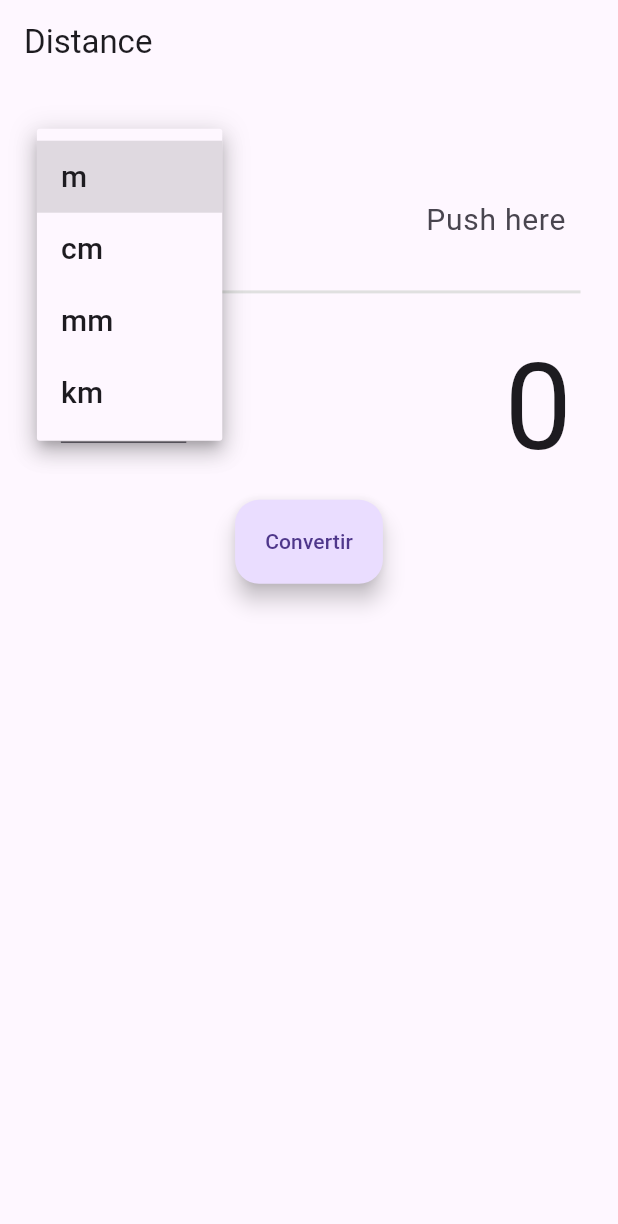
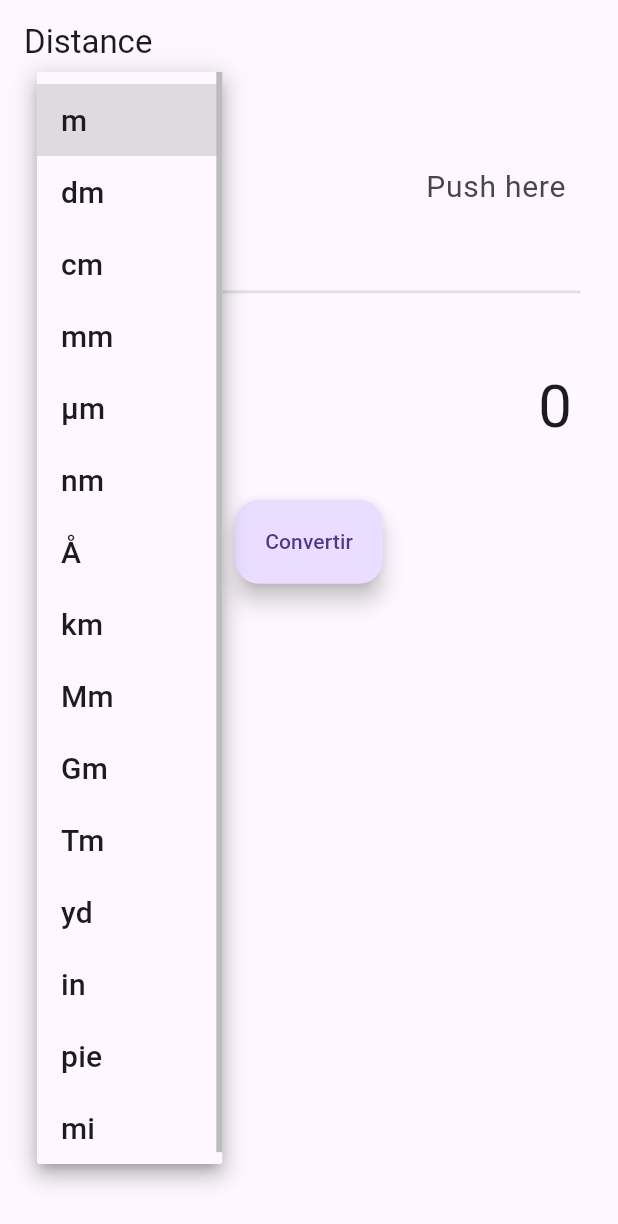
Before and after one commit to AlphaNumericUser/conversor-v1, a Flutter app: the DistanceScreen screen opened by its route, after a tap on "From", on a phone screen of 412 x 824 dp. Shown: the top 1224 px of the screen. Run offline on Flutter 3.47's test engine with Material 3 defaults, Android fonts, the light colour scheme and no system bars; our stand-ins replace flutter_riverpod, go_router, riverpod_annotation; missing offline and left inert: number_text_input_formatter; generated files the repository leaves out were written again.

Commit message:
UX/UI input finished

```diff
--- a/lib/providers/distancia_provider.dart
+++ b/lib/providers/distancia_provider.dart
@@ -1,3 +1,4 @@
+import 'package:flutter/material.dart';
 import 'package:riverpod_annotation/riverpod_annotation.dart';
 
 import '../Entities/distancia.dart';
@@ -10,9 +11,20 @@ class DistanciaProvider extends _$DistanciaProvider {
   List<Distancia> build() {
     return [
       Distancia(nombre: 'm', ratio: 1),
+      Distancia(nombre: 'dm', ratio: 10),
       Distancia(nombre: 'cm', ratio: 100),
       Distancia(nombre: 'mm', ratio: 1000),
+      Distancia(nombre: 'µm', ratio: 1000000),
+      Distancia(nombre: 'nm', ratio: 1000000000),
+      Distancia(nombre: 'Å', ratio: 10000000000),
       Distancia(nombre: 'km', ratio: 0.001),
+      Distancia(nombre: 'Mm', ratio: 0.000001),
+      Distancia(nombre: 'Gm', ratio: 0.000000001),
+      Distancia(nombre: 'Tm', ratio: 0.000000000001),
+      Distancia(nombre: 'yd', ratio: 1.09361),
+      Distancia(nombre: 'in', ratio: 39.3701),
+      Distancia(nombre: 'pie', ratio: 3.28084),
+      Distancia(nombre: 'mi', ratio: 0.000621371),
     ];
   }
 
@@ -83,3 +95,11 @@ class ValorOutput extends _$ValorOutput {
   }
 
 }
+
+@riverpod
+class DistanciaController extends _$DistanciaController {
+  @override
+  TextEditingController build() {
+    return TextEditingController();
+  }
+}
--- a/lib/providers/example_provider2.dart
+++ /dev/null
@@ -1,12 +0,0 @@
-import 'package:flutter/material.dart';
-import 'package:riverpod_annotation/riverpod_annotation.dart';
-
-part 'example_provider2.g.dart';
-
-@riverpod
-class ControllerProvider extends _$ControllerProvider {
-  @override
-  TextEditingController build() {
-    return TextEditingController();
-  }
-}
--- a/lib/providers/providers.dart
+++ b/lib/providers/providers.dart
@@ -1,2 +1 @@
-export 'example_provider2.dart';
 export 'distancia_provider.dart';
--- a/lib/screens/distance_screen.dart
+++ b/lib/screens/distance_screen.dart
@@ -23,11 +23,11 @@ class DistanceScreen extends ConsumerWidget {
       ),
       body: Column(
         children: [
-          UnitInput(boxWidth: boxWidth, boxHeight: boxHeight, lista: distancias, fontSize: 80,),
+          UnitInput(boxWidth: boxWidth, boxHeight: boxHeight, lista: distancias, fontSize: 40,),
 
           const CustomDivider(),
 
-          UnitOutput(boxWidth: boxWidth, boxHeight: boxHeight, lista: distancias, fontSize: 80,),
+          UnitOutput(boxWidth: boxWidth, boxHeight: boxHeight, lista: distancias, fontSize: 40,),
 
           const CustomButton(),
         ],
--- a/lib/widgets/shared/unit_input.dart
+++ b/lib/widgets/shared/unit_input.dart
@@ -1,8 +1,8 @@
 import 'package:conversor/Entities/distancia.dart';
 import 'package:conversor/providers/providers.dart';
 import 'package:flutter/material.dart';
-import 'package:flutter/services.dart';
 import 'package:flutter_riverpod/flutter_riverpod.dart';
+import 'package:number_text_input_formatter/number_text_input_formatter.dart';
 
 class UnitInput extends ConsumerWidget {
   const UnitInput({
@@ -20,7 +20,7 @@ class UnitInput extends ConsumerWidget {
 
   @override
   Widget build(BuildContext context, WidgetRef ref) {
-    final textController = ref.watch(controllerProviderProvider);
+    final distanciaController = ref.watch(distanciaControllerProvider);
 
     void handleInputChange(String value) {
       if (value.isNotEmpty) {
@@ -65,6 +65,7 @@ class UnitInput extends ConsumerWidget {
                 ),
               ),
             ),
+
             Expanded(
               child: Container(
                 height: boxHeight,
@@ -73,14 +74,15 @@ class UnitInput extends ConsumerWidget {
                   child: Padding(
                     padding: const EdgeInsets.symmetric(),
                     child: TextField(
-                      onChanged: handleInputChange,
-                      controller: textController,
+                      onChanged: (value) {
+                        // Remueve las comas antes de procesar el número
+                        String cleanedValue = value.replaceAll(',', '');
+                        handleInputChange(cleanedValue);
+                      },
+                      controller: distanciaController,
                       textAlign: TextAlign.right,
                       style: TextStyle(fontSize: fontSize),
-                      keyboardType: TextInputType.number,
-                      inputFormatters: <TextInputFormatter>[
-                        FilteringTextInputFormatter.allow(RegExp(r'^\d*\.?\d{0,4}')),
-                      ],
+                      keyboardType: const TextInputType.numberWithOptions(decimal: true),
                       decoration: const InputDecoration(
                         hintText: 'Push here',
                         hintStyle: TextStyle(fontSize: 20),
@@ -93,6 +95,23 @@ class UnitInput extends ConsumerWidget {
                           borderSide: BorderSide(color: Colors.transparent),
                         ),
                       ),
+
+                      inputFormatters: [
+                        NumberTextInputFormatter(
+                          integerDigits: 10,
+                          decimalDigits: 2,
+                          maxValue: '1000000000.00',
+                          decimalSeparator: '.',
+                          groupDigits: 3,
+                          groupSeparator: ',',
+                          allowNegative: false,
+                          overrideDecimalPoint: false,
+                          insertDecimalPoint: false,
+                          insertDecimalDigits: false,
+                          fixNumber: false
+                        ),
+                      ],
+
                     ),
                   ),
                 ),
--- a/pubspec.yaml
+++ b/pubspec.yaml
@@ -11,6 +11,8 @@ dependencies:
     sdk: flutter
   flutter_riverpod: ^2.4.2
   go_router: ^11.1.2
+  intl: ^0.18.1
+  number_text_input_formatter: ^1.0.0+7
   riverpod_annotation: ^2.1.6
 
 dev_dependencies:
```
Also changed, not shown: lib/providers/distancia_provider.g.dart, lib/providers/example_provider2.g.dart (deleted), pubspec.lock.
